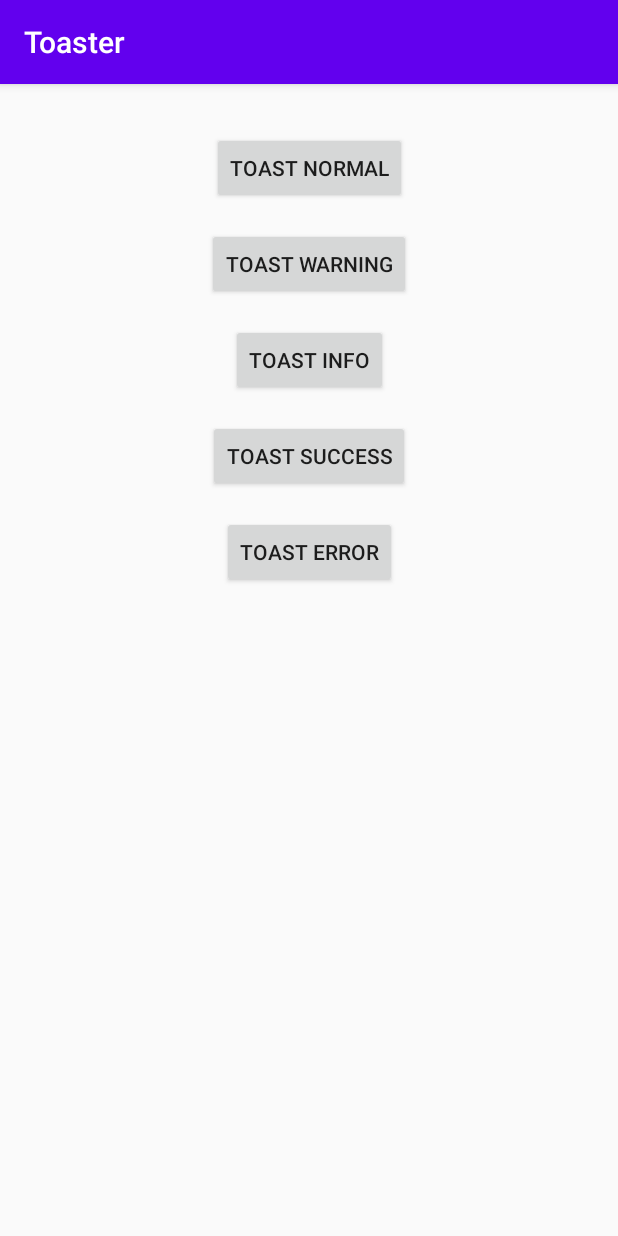
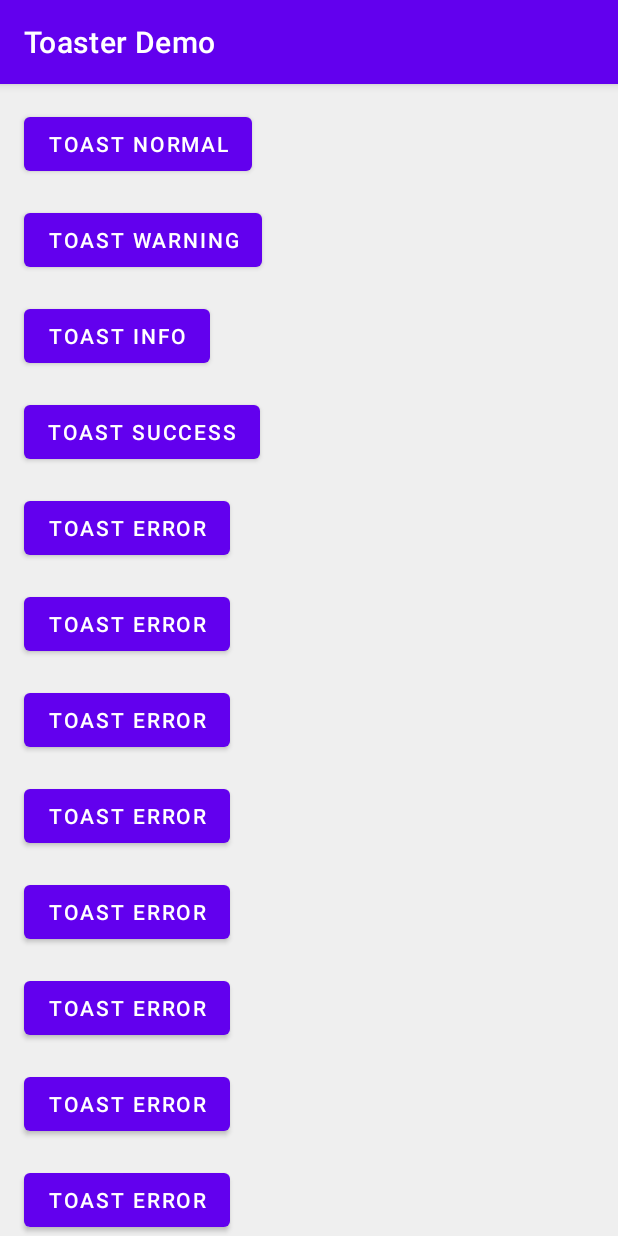
Before and after one commit to invissvenska/Toaster, an Android app: the screen it shows after launch (MainActivity), on a phone screen of 412 x 824 dp. Run offline under Robolectric (Android 15) with nearby library versions, the phone set to English and light mode, and no system bars.

Commit message:
Updated sample app

```diff
--- a/app/src/main/res/layout/content_main.xml
+++ b/app/src/main/res/layout/content_main.xml
@@ -5,53 +5,147 @@
     android:layout_height="match_parent"
     app:layout_behavior="@string/appbar_scrolling_view_behavior">
 
-    <Button
+    <ScrollView
+        android:layout_width="match_parent"
+        android:layout_height="match_parent"
+        android:background="#EFEFEF"
+        app:layout_constraintBottom_toBottomOf="parent"
+        app:layout_constraintEnd_toEndOf="parent"
+        app:layout_constraintStart_toStartOf="parent"
+        app:layout_constraintTop_toTopOf="parent">
+
+        <LinearLayout
+            android:layout_width="match_parent"
+            android:layout_height="wrap_content"
+            android:orientation="vertical">
+
+            <com.google.android.material.button.MaterialButton
                 android:id="@+id/buttonNormal"
                 android:layout_width="wrap_content"
                 android:layout_height="wrap_content"
-        android:layout_marginTop="32dp"
-        android:text="Toast Normal"
-        app:layout_constraintEnd_toEndOf="parent"
-        app:layout_constraintStart_toStartOf="parent"
-        app:layout_constraintTop_toTopOf="parent" />
+                android:layout_marginStart="16dp"
+                android:layout_marginTop="16dp"
+                android:layout_marginEnd="16dp"
+                android:text="Toast Normal" />
 
-    <Button
+            <com.google.android.material.button.MaterialButton
                 android:id="@+id/buttonWarning"
                 android:layout_width="wrap_content"
                 android:layout_height="wrap_content"
+                android:layout_marginStart="16dp"
                 android:layout_marginTop="16dp"
-        android:text="Toast Warning"
-        app:layout_constraintEnd_toEndOf="parent"
-        app:layout_constraintStart_toStartOf="parent"
-        app:layout_constraintTop_toBottomOf="@+id/buttonNormal" />
+                android:layout_marginEnd="16dp"
+                android:text="Toast Warning" />
 
-    <Button
+            <com.google.android.material.button.MaterialButton
                 android:id="@+id/buttonInfo"
                 android:layout_width="wrap_content"
                 android:layout_height="wrap_content"
+                android:layout_marginStart="16dp"
                 android:layout_marginTop="16dp"
-        android:text="Toast Info"
-        app:layout_constraintEnd_toEndOf="parent"
-        app:layout_constraintStart_toStartOf="parent"
-        app:layout_constraintTop_toBottomOf="@+id/buttonWarning" />
+                android:layout_marginEnd="16dp"
+                android:text="Toast Info" />
 
-    <Button
+            <com.google.android.material.button.MaterialButton
                 android:id="@+id/buttonSuccess"
                 android:layout_width="wrap_content"
                 android:layout_height="wrap_content"
+                android:layout_marginStart="16dp"
                 android:layout_marginTop="16dp"
-        android:text="Toast Success"
-        app:layout_constraintEnd_toEndOf="parent"
-        app:layout_constraintStart_toStartOf="parent"
-        app:layout_constraintTop_toBottomOf="@+id/buttonInfo" />
+                android:layout_marginEnd="16dp"
+                android:text="Toast Success" />
 
-    <Button
+            <com.google.android.material.button.MaterialButton
                 android:id="@+id/buttonError"
                 android:layout_width="wrap_content"
                 android:layout_height="wrap_content"
+                android:layout_marginStart="16dp"
                 android:layout_marginTop="16dp"
-        android:text="Toast Error"
-        app:layout_constraintEnd_toEndOf="parent"
-        app:layout_constraintStart_toStartOf="parent"
-        app:layout_constraintTop_toBottomOf="@+id/buttonSuccess" />
+                android:layout_marginEnd="16dp"
+                android:text="Toast Error" />
+
+            <com.google.android.material.button.MaterialButton
+                android:id="@+id/buttonCustom9"
+                android:layout_width="wrap_content"
+                android:layout_height="wrap_content"
+                android:layout_marginStart="16dp"
+                android:layout_marginTop="16dp"
+                android:layout_marginEnd="16dp"
+                android:text="Toast Error" />
+
+            <com.google.android.material.button.MaterialButton
+                android:id="@+id/buttonCustom8"
+                android:layout_width="wrap_content"
+                android:layout_height="wrap_content"
+                android:layout_marginStart="16dp"
+                android:layout_marginTop="16dp"
+                android:layout_marginEnd="16dp"
+                android:text="Toast Error" />
+
+            <com.google.android.material.button.MaterialButton
+                android:id="@+id/buttonCustom7"
+                android:layout_width="wrap_content"
+                android:layout_height="wrap_content"
+                android:layout_marginStart="16dp"
+                android:layout_marginTop="16dp"
+                android:layout_marginEnd="16dp"
+                android:text="Toast Error" />
+
+            <com.google.android.material.button.MaterialButton
+                android:id="@+id/buttonCustom6"
+                android:layout_width="wrap_content"
+                android:layout_height="wrap_content"
+                android:layout_marginStart="16dp"
+                android:layout_marginTop="16dp"
+                android:layout_marginEnd="16dp"
+                android:text="Toast Error" />
+
+            <com.google.android.material.button.MaterialButton
+                android:id="@+id/buttonCustom5"
+                android:layout_width="wrap_content"
+                android:layout_height="wrap_content"
+                android:layout_marginStart="16dp"
+                android:layout_marginTop="16dp"
+                android:layout_marginEnd="16dp"
+                android:text="Toast Error" />
+
+            <com.google.android.material.button.MaterialButton
+                android:id="@+id/buttonCustom4"
+                android:layout_width="wrap_content"
+                android:layout_height="wrap_content"
+                android:layout_marginStart="16dp"
+                android:layout_marginTop="16dp"
+                android:layout_marginEnd="16dp"
+                android:text="Toast Error" />
+
+            <com.google.android.material.button.MaterialButton
+                android:id="@+id/buttonCustom3"
+                android:layout_width="wrap_content"
+                android:layout_height="wrap_content"
+                android:layout_marginStart="16dp"
+                android:layout_marginTop="16dp"
+                android:layout_marginEnd="16dp"
+                android:text="Toast Error" />
+
+            <com.google.android.material.button.MaterialButton
+                android:id="@+id/buttonCustom2"
+                android:layout_width="wrap_content"
+                android:layout_height="wrap_content"
+                android:layout_marginStart="16dp"
+                android:layout_marginTop="16dp"
+                android:layout_marginEnd="16dp"
+                android:text="Toast Error" />
+
+            <com.google.android.material.button.MaterialButton
+                android:id="@+id/buttonCustom1"
+                android:layout_width="wrap_content"
+                android:layout_height="wrap_content"
+                android:layout_marginStart="16dp"
+                android:layout_marginTop="16dp"
+                android:layout_marginEnd="16dp"
+                android:text="Toast Error" />
+        </LinearLayout>
+    </ScrollView>
+
+
 </androidx.constraintlayout.widget.ConstraintLayout>
--- a/app/src/main/res/values/strings.xml
+++ b/app/src/main/res/values/strings.xml
@@ -1,12 +1,3 @@
 <resources>
-    <string name="app_name">Toaster</string>
-    <string name="action_settings">Settings</string>
-    <!-- Strings used for fragments for navigation -->
-    <string name="first_fragment_label">First Fragment</string>
-    <string name="second_fragment_label">Second Fragment</string>
-    <string name="next">Next</string>
-    <string name="previous">Previous</string>
-
-    <string name="hello_first_fragment">Hello first fragment</string>
-    <string name="hello_second_fragment">Hello second fragment. Arg: %1$s</string>
+    <string name="app_name">Toaster Demo</string>
 </resources>
--- a/app/src/main/res/values/styles.xml
+++ b/app/src/main/res/values/styles.xml
@@ -1,6 +1,6 @@
 <resources>
     <!-- Base application theme. -->
-    <style name="AppTheme" parent="Theme.AppCompat.Light.DarkActionBar">
+    <style name="AppTheme" parent="Theme.MaterialComponents.Light.DarkActionBar">
         <!-- Customize your theme here. -->
         <item name="colorPrimary">@color/colorPrimary</item>
         <item name="colorPrimaryDark">@color/colorPrimaryDark</item>
```
Lines whose indentation alone changed are shown as unchanged.
